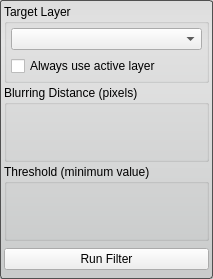
Qt form src/Interface/ToolInterface/CannyEdgeDetectionFilterInterface.ui (SCIInstitute/Seg3D) before a commit.
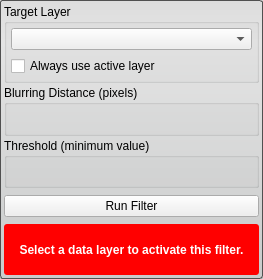
The same form after that commit. Custom widgets are drawn as their Qt base class.

Commit message: added a warning to the all the tools and filters for when the proper layer isnt selected.

Patch:
```diff
--- a/src/Interface/ToolInterface/CannyEdgeDetectionFilterInterface.ui
+++ b/src/Interface/ToolInterface/CannyEdgeDetectionFilterInterface.ui
@@ -6,7 +6,7 @@
    <rect>
     <x>0</x>
     <y>0</y>
-    <width>213</width>
+    <width>263</width>
     <height>279</height>
    </rect>
   </property>
@@ -177,20 +177,62 @@
      </layout>
     </widget>
    </item>
+   <item>
+    <widget class="QWidget" name="message_alert_" native="true">
+     <property name="minimumSize">
+      <size>
+       <width>0</width>
+       <height>32</height>
+      </size>
+     </property>
+     <property name="styleSheet">
+      <string notr="true">QLabel#message_{
+  color: white;
+  font: bold;
+}
+
+QWidget#message_alert_{
+  border-radius: 3px;
+  background-color: red;
+}</string>
+     </property>
+     <layout class="QHBoxLayout" name="horizontalLayout_5">
+      <property name="spacing">
+       <number>0</number>
+      </property>
+      <property name="margin">
+       <number>4</number>
+      </property>
+      <item>
+       <widget class="QLabel" name="message_">
+        <property name="text">
+         <string>Select a data layer to activate this filter.</string>
+        </property>
+        <property name="alignment">
+         <set>Qt::AlignCenter</set>
+        </property>
+        <property name="wordWrap">
+         <bool>true</bool>
+        </property>
+       </widget>
+      </item>
+     </layout>
+    </widget>
+   </item>
   </layout>
  </widget>
  <customwidgets>
+  <customwidget>
+   <class>QtUtils::QtDropableComboBox</class>
+   <extends>QComboBox</extends>
+   <header location="global">QtUtils/Widgets/QtDropableComboBox.h</header>
+  </customwidget>
   <customwidget>
    <class>QtUtils::QtSliderDoubleCombo</class>
    <extends>QWidget</extends>
    <header location="global">QtUtils/Widgets/QtSliderDoubleCombo.h</header>
    <container>1</container>
   </customwidget>
-  <customwidget>
-   <class>QtUtils::QtDropableComboBox</class>
-   <extends>QComboBox</extends>
-   <header location="global">QtUtils/Widgets/QtDropableComboBox.h</header>
-  </customwidget>
  </customwidgets>
  <resources/>
  <connections/>
```
The commit also changes 67 other files.
